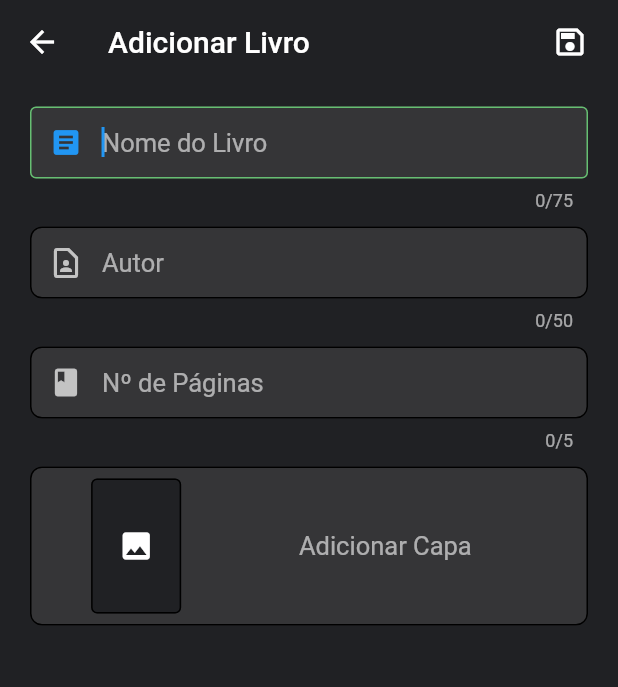
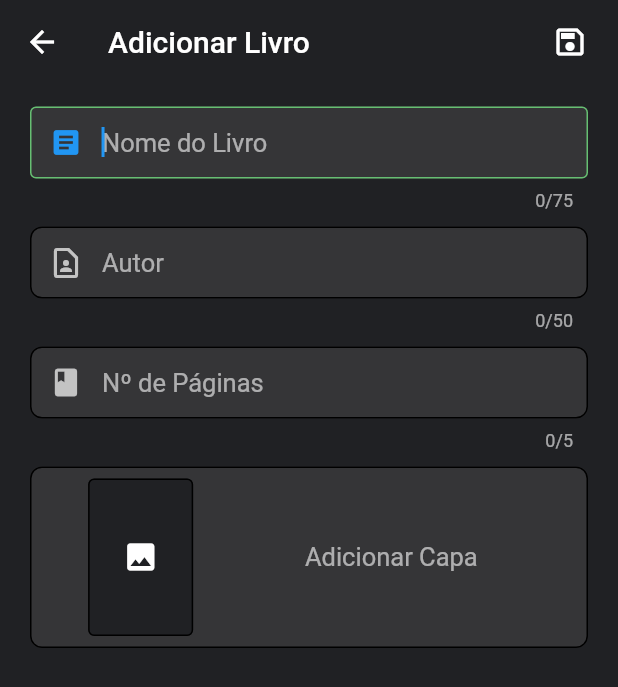
Before and after one commit to Fschmatz/booktrackerv2, a Flutter app: the AddLivro screen opened directly, on a phone screen of 412 x 824 dp. Shown: the top 687 px of the screen. Run offline on Flutter 3.47's test engine with Material 2 defaults, Android fonts, the phone set to English and light mode, and no system bars; our stand-ins replace flutter_native_image, image_picker, shared_preferences, sqflite; missing offline and left inert: a package; accounts and stored records are empty.

Commit message:
Update 4.3.0

```diff
--- a/lib/ui/addLivro.dart
+++ b/lib/ui/addLivro.dart
@@ -307,8 +307,8 @@ class _AddLivroState extends State<AddLivro> {
                                 ? Container(
                                     decoration: BoxDecoration(
                                         borderRadius: BorderRadius.circular(4)),
-                                    width: 60,
-                                    height: 90,
+                                    width: 70,
+                                    height: 105,
                                     child: Icon(
                                       Icons.image,
                                     ),
@@ -317,8 +317,8 @@ class _AddLivroState extends State<AddLivro> {
                                     borderRadius: BorderRadius.circular(4),
                                     child: Image.file(
                                       capa,
-                                      width: 60,
-                                      height: 90,
+                                      width: 70,
+                                      height: 105,
                                       fit: BoxFit.fill,
                                     ),
                                   ),
--- a/pubspec.yaml
+++ b/pubspec.yaml
@@ -15,7 +15,7 @@ publish_to: 'none' # Remove this line if you wish to publish to pub.dev
 # In iOS, build-name is used as CFBundleShortVersionString while build-number used as CFBundleVersion.
 # Read more about iOS versioning at
 # https://developer.apple.com/library/archive/documentation/General/Reference/InfoPlistKeyReference/Articles/CoreFoundationKeys.html
-version: 4.2.4
+version: 4.3.0
 
 environment:
   sdk: ">=2.7.0 <3.0.0"
```
Also changed, not shown: lib/ui/cardLivro.dart (+31 -18 lines), lib/ui/updateLivro.dart (+4 -4 lines), lib/util/versaoNomeChangelog.dart (+8 -4 lines).
